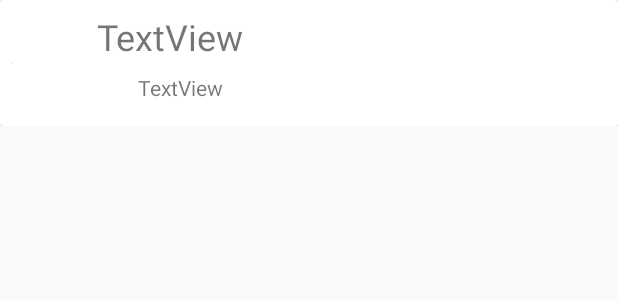
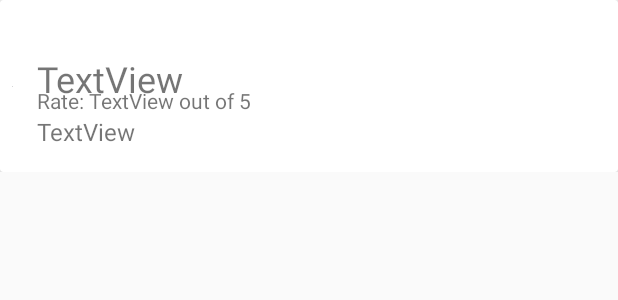
Before and after one commit to HeroBeater/WorldofFoodRecipes, an Android app: the layout activity_recipe_element.xml on its own in the app's theme, with its tools: preview values and no code run, on a phone screen of 412 x 824 dp. Shown: the top 300 px of the screen. Run offline under Robolectric (Android 15) with nearby library versions, the phone set to English and light mode, and no system bars.

Commit message:
minor changes

```diff
--- a/app/src/main/java/com/example/alex/worldoffoodrecipes/AllRecipesActivity.java
+++ b/app/src/main/java/com/example/alex/worldoffoodrecipes/AllRecipesActivity.java
@@ -41,7 +41,7 @@ public class AllRecipesActivity extends AppCompatActivity {
                     if (Objects.equals(snapshot.getString("Public"), "yes")){
                         Log.d("allRecipeActivity","query not launched");
                         recipes_list.add(new Recipe(snapshot.getString("Title"),
-                                snapshot.getString("Summary"),snapshot.getString("Description")));
+                                snapshot.getString("Summary"),snapshot.getString("Description"),snapshot.getDouble("Average_rating")));
                     }
                 }
                 mAdapter = new RecipeAdapter(recipes_list,AllRecipesActivity.this);
--- a/app/src/main/java/com/example/alex/worldoffoodrecipes/myRecipesActivity.java
+++ b/app/src/main/java/com/example/alex/worldoffoodrecipes/myRecipesActivity.java
@@ -64,7 +64,7 @@ public class myRecipesActivity extends AppCompatActivity {
                 for (DocumentSnapshot snapshot : documentSnapshots){
                     if (Objects.equals(snapshot.getString("Author_of_recipe"), Objects.requireNonNull(mAuth.getCurrentUser()).getUid())){
                         recipes_list.add(new Recipe(snapshot.getString("Title"),
-                                snapshot.getString("Summary"),snapshot.getString("Description")));
+                                snapshot.getString("Summary"),snapshot.getString("Description"), snapshot.getDouble("Average_rating")));
                     }
                 }
                 mAdapter = new RecipeAdapter(recipes_list,myRecipesActivity.this);
@@ -143,7 +143,7 @@ public class myRecipesActivity extends AppCompatActivity {
                         ArrayList<Recipe> recipes_list = new ArrayList<>();
                         for (DocumentSnapshot snapshot : documentSnapshots){
                             recipes_list.add(new Recipe(snapshot.getString("Title"),
-                                    snapshot.getString("Summary"),snapshot.getString("Description")));
+                                    snapshot.getString("Summary"),snapshot.getString("Description"),snapshot.getDouble("Average_rating")));
                         }
                         mAdapter = new RecipeAdapter(recipes_list,myRecipesActivity.this);
                         recyclerView.setAdapter(mAdapter);
--- a/app/src/main/res/layout/activity_recipe_element.xml
+++ b/app/src/main/res/layout/activity_recipe_element.xml
@@ -30,11 +30,11 @@
 
             <TextView
                 android:id="@+id/textTitel"
-                android:layout_width="221dp"
+                android:layout_width="0dp"
                 android:layout_height="wrap_content"
-                android:layout_marginStart="8dp"
-                android:layout_marginTop="8dp"
-                android:layout_marginEnd="8dp"
+                android:layout_marginStart="16dp"
+                android:layout_marginTop="36dp"
+                android:layout_marginEnd="16dp"
                 android:text="TextView"
                 android:textSize="24sp"
                 app:layout_constraintEnd_toEndOf="parent"
@@ -45,19 +45,47 @@
 
             <TextView
                 android:id="@+id/textDesc"
-                android:layout_width="221dp"
+                android:layout_width="0dp"
                 android:layout_height="wrap_content"
-                android:layout_marginStart="8dp"
+                android:layout_marginStart="16dp"
                 android:layout_marginTop="8dp"
-                android:layout_marginEnd="24dp"
+                android:layout_marginEnd="16dp"
                 android:layout_marginBottom="16dp"
                 android:text="TextView"
+                android:textSize="16sp"
                 app:layout_constraintBottom_toBottomOf="parent"
                 app:layout_constraintEnd_toEndOf="parent"
                 app:layout_constraintStart_toEndOf="@+id/imageView"
                 app:layout_constraintTop_toBottomOf="@+id/textTitel"
-                app:layout_constraintVertical_bias="0.508"
+                app:layout_constraintVertical_bias="0.512"
                 tools:ignore="HardcodedText" />
+
+            <TextView
+                android:id="@+id/textView2"
+                android:layout_width="wrap_content"
+                android:layout_height="wrap_content"
+                android:layout_marginStart="16dp"
+                android:text="Rate: "
+                app:layout_constraintStart_toEndOf="@+id/imageView"
+                app:layout_constraintTop_toTopOf="@+id/imageView" />
+
+            <TextView
+                android:id="@+id/textViewRate"
+                android:layout_width="wrap_content"
+                android:layout_height="wrap_content"
+                android:text="TextView"
+                app:layout_constraintBottom_toBottomOf="@+id/textView2"
+                app:layout_constraintStart_toEndOf="@+id/textView2"
+                app:layout_constraintTop_toTopOf="@+id/textView2" />
+
+            <TextView
+                android:id="@+id/textView4"
+                android:layout_width="wrap_content"
+                android:layout_height="wrap_content"
+                android:text=" out of 5"
+                app:layout_constraintBottom_toBottomOf="@+id/textViewRate"
+                app:layout_constraintStart_toEndOf="@+id/textViewRate"
+                app:layout_constraintTop_toTopOf="@+id/textViewRate" />
         </android.support.constraint.ConstraintLayout>
 
     </android.support.v7.widget.CardView>
```
Also changed, not shown: app/src/main/java/com/example/alex/worldoffoodrecipes/Recipe.java (+7 -6 lines), app/src/main/java/com/example/alex/worldoffoodrecipes/RecipeAdapter.java (+7 -3 lines).
